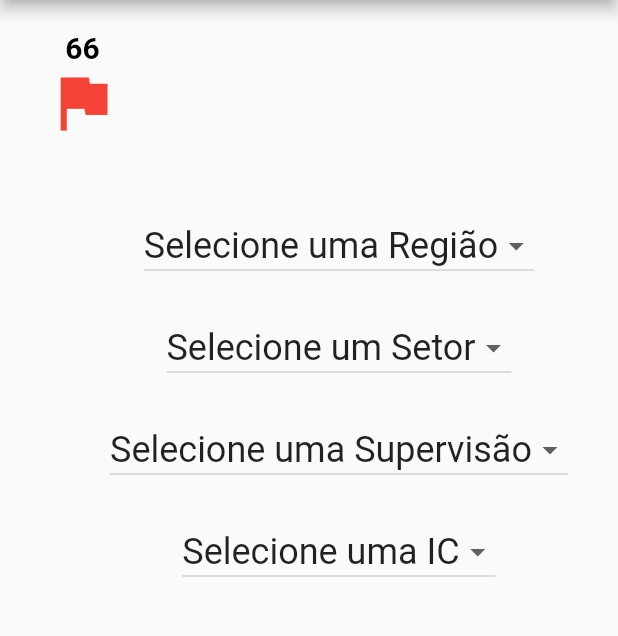
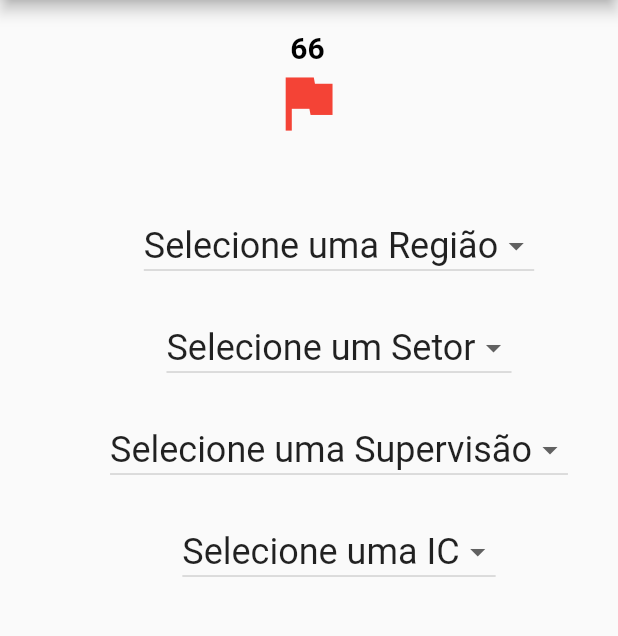
Before and after one commit to kaapiel/Maanaim-Signal-Flutter, a Flutter app: the screen it shows after launch, after a tap on "66", on a phone screen of 412 x 824 dp, the part 84-720 px from its top. Run offline on Flutter 3.47's test engine with Material 2 defaults, Android fonts, the phone set to English and light mode, and no system bars; our stand-ins replace firebase_auth, google_sign_in; missing offline and left inert: flutter_facebook_login, timeline_list; accounts and stored records are empty; Roboto replaces fonts that are missing (Montserrat).

Commit message:
ic filtered

```diff
--- a/lib/signal_filters.dart
+++ b/lib/signal_filters.dart
@@ -73,6 +73,7 @@ class _SignalFiltersPageState extends State<SignalFiltersPage> {
                   children: <Widget>[
                     InkWell(
                       child: Container(
+                        padding: EdgeInsets.fromLTRB(150, 0, 150, 0),
                         child: Column(
                           children: <Widget>[
                             Text("66",
@@ -82,19 +83,10 @@ class _SignalFiltersPageState extends State<SignalFiltersPage> {
                                   fontWeight: FontWeight.bold
                               ),
                             ),
-                            Icon(
-                              Icons.assistant_photo,
-                              size: 50,
-                              color: Colors.red,
-                            ),
+                            _getIcon(widget.status),
                           ],
                         ),
                       ),
-                      onTap: () {
-                        Navigator.push(context, FadeRoute(
-                            page: Signal()
-                        ));
-                      },
                     ),
                   ],
                 ),
@@ -259,4 +251,30 @@ class _SignalFiltersPageState extends State<SignalFiltersPage> {
     );
   }
 
+  Widget _getIcon(int status) {
+
+    switch (status) {
+      case 0:
+        return Icon(
+          Icons.assistant_photo,
+          size: 50,
+          color: Colors.red,
+        );
+        break;
+      case 1:
+       return Icon(
+          Icons.info,
+          size: 50,
+          color: Colors.yellow,
+        );
+        break;
+      case 2:
+        return Icon(
+          Icons.check_circle,
+          size: 50,
+          color: Colors.green,
+        );
+        break;
+    }
+  }
 }
```
